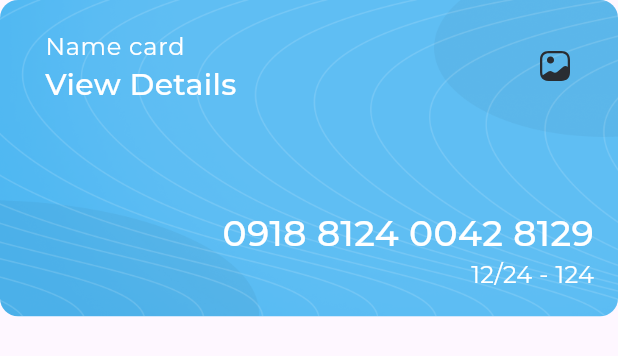
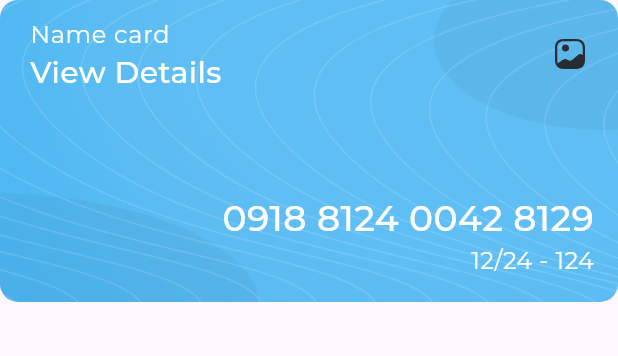
Before and after one commit to 01005837408/responsive_dashboard, a Flutter app: the MyCard widget shown alone on an empty page, opened directly, on a phone screen of 412 x 824 dp. Shown: the top 356 px of the screen. Run offline on Flutter 3.47's test engine with Material 3 defaults, Android fonts, the phone set to English and light mode, and no system bars; our stand-ins replace expandable_page_view, fl_chart, flutter_svg, gap.

Commit message:
fixed some problem related text size

```diff
--- a/lib/utils/styles.dart
+++ b/lib/utils/styles.dart
@@ -1,64 +1,67 @@
 import 'package:flutter/material.dart';
+import 'package:responsive_dashboard/utils/commom_widget/func_get_text_responsive_without_context.dart';
 
 abstract class AppStyles {
-  static const TextStyle styleRegular16 = TextStyle(
-    fontSize: 16,
+  static TextStyle styleRegular16 = TextStyle(
+    fontSize: getTextResponsive(fontSize: 16),
     fontWeight: FontWeight.w400,
-    color:Color(0xFF064060),
+    color: Color(0xFF064060),
     fontFamily: "Montserrat",
   );
-   static const TextStyle styleBold16 = TextStyle(
-    fontSize: 16,
+  static TextStyle styleBold16 = TextStyle(
+    fontSize: getTextResponsive(fontSize: 16),
     fontWeight: FontWeight.w700,
-    color:Color(0xFF4EB7F2),
+    color: Color(0xFF4EB7F2),
     fontFamily: "Montserrat",
   );
-   static const TextStyle styleMedium16 = TextStyle(
-    fontSize: 16,
+  static TextStyle styleMedium16 = TextStyle(
+    fontSize: getTextResponsive(fontSize: 16),
     fontWeight: FontWeight.w500,
-    color:Color(0xFF064061),
+    color: Color(0xFF064061),
     fontFamily: "Montserrat",
   );
-  static const TextStyle styleMedium20 = TextStyle(
-    fontSize: 20,
+  static TextStyle styleMedium20 = TextStyle(
+    fontSize: getTextResponsive(fontSize: 20),
     fontWeight: FontWeight.w500,
-    color:Color(0xFFFFFFFF),
+    color: Color(0xFFFFFFFF),
     fontFamily: "Montserrat",
   );
-   static const TextStyle styleSemiBold16 = TextStyle(
-    fontSize: 16,
+  static TextStyle styleSemiBold16 = TextStyle(
+    fontSize: getTextResponsive(fontSize: 16),
     fontWeight: FontWeight.w600,
-    color:Color(0xFF064060),
+    color: Color(0xFF064060),
     fontFamily: "Montserrat",
   );
-    static const TextStyle styleSemiBold20 = TextStyle(
-    fontSize: 20,
+  static TextStyle styleSemiBold20 = TextStyle(
+    fontSize: getTextResponsive(
+      fontSize: 20,
+    ),
     fontWeight: FontWeight.w600,
-    color:Color(0xFF064060),
+    color: Color(0xFF064060),
     fontFamily: "Montserrat",
   );
-     static const TextStyle styleRegular12 = TextStyle(
-    fontSize: 12,
+  static TextStyle styleRegular12 = TextStyle(
+    fontSize: getTextResponsive(fontSize: 12),
     fontWeight: FontWeight.w400,
-    color:Color(0xFFAAAAAA),
+    color: Color(0xFFAAAAAA),
     fontFamily: "Montserrat",
   );
-    static const TextStyle styleSemiBold24 = TextStyle(
-    fontSize: 24,
+  static TextStyle styleSemiBold24 = TextStyle(
+    fontSize: getTextResponsive(fontSize: 24),
     fontWeight: FontWeight.w600,
-    color:Color(0xFF4EB7F2),
+    color: Color(0xFF4EB7F2),
     fontFamily: "Montserrat",
   );
-    static const TextStyle styleRegular14 = TextStyle(
-    fontSize: 14,
+  static TextStyle styleRegular14 = TextStyle(
+    fontSize: getTextResponsive(fontSize: 14),
     fontWeight: FontWeight.w400,
-    color:Color(0xFFAAAAAA),
+    color: Color(0xFFAAAAAA),
     fontFamily: "Montserrat",
   );
-   static const TextStyle styleSemiBold18 = TextStyle(
-    fontSize: 18,
+  static TextStyle styleSemiBold18 = TextStyle(
+    fontSize: getTextResponsive(fontSize: 18),
     fontWeight: FontWeight.w600,
-    color:Color(0xFFFFFFFF),
+    color: Color(0xFFFFFFFF),
     fontFamily: "Montserrat",
   );
 }
--- a/lib/widget/adaptive_layout_widget.dart
+++ b/lib/widget/adaptive_layout_widget.dart
@@ -6,6 +6,8 @@ final WidgetBuilder mobileLayout , tabletLayout, desktopLayout;
 
   @override
   Widget build(BuildContext context) {
+    double width = MediaQuery.of(context).size.width;
+    print("AdaptiveLayout width: $width");
     return LayoutBuilder(builder: (context, constraints) {
       if (constraints.maxWidth < 700) {
         return mobileLayout(context);
--- a/lib/widget/latest_transaction.dart
+++ b/lib/widget/latest_transaction.dart
@@ -8,7 +8,7 @@ class LatestTransaction extends StatelessWidget {
 
   @override
   Widget build(BuildContext context) {
-    return const Column(
+    return   Column(
       crossAxisAlignment: CrossAxisAlignment.start,
       children: [
         Text("Latest Transaction", style: AppStyles.styleMedium16,),
--- a/lib/widget/my_card.dart
+++ b/lib/widget/my_card.dart
@@ -9,7 +9,7 @@ class MyCard extends StatelessWidget {
   @override
   Widget build(BuildContext context) {
     return  AspectRatio(
-      aspectRatio: 420/215, // width / height
+      aspectRatio: 440/215, // width / height
       child: Container(
         decoration: BoxDecoration(
           color: Color(0xff4EB7F2),
@@ -24,7 +24,7 @@ class MyCard extends StatelessWidget {
 
         children: [
           ListTile(
-            contentPadding: EdgeInsets.only(left: 30, right: 30, top: 8),
+            contentPadding: EdgeInsets.only(left: 20, right: 20, top: 0),
             title: Text("Name card", style: AppStyles.styleRegular16.copyWith(color: Colors.white),),
             subtitle: Text("View Details", style: AppStyles.styleMedium20,),
             trailing: SvgPicture.asset(Assets.assetsImagesGallery)
@@ -39,8 +39,12 @@ class MyCard extends StatelessWidget {
                   mainAxisAlignment: MainAxisAlignment.end,
                   //mainAxisAlignment: MainAxisAlignment.end,
                   children: [
-                    Text("0918 8124 0042 8129", style:AppStyles.styleSemiBold24.copyWith(color: Colors.white),),
-                    Text("12/24 - 124", style: AppStyles.styleRegular16.copyWith(color: Colors.white),),
+                    FittedBox(
+                      fit: BoxFit.scaleDown,
+                      child: Text("0918 8124 0042 8129", style:AppStyles.styleSemiBold24.copyWith(color: Colors.white, ),)),
+                    FittedBox(
+                      fit: BoxFit.scaleDown,
+                      child: Text("12/24 - 124", style: AppStyles.styleRegular16.copyWith(color: Colors.white),)),
                   ],
                 ),
               ),
--- a/lib/widget/transaction_history_header.dart
+++ b/lib/widget/transaction_history_header.dart
@@ -8,15 +8,19 @@ class TransactionHistoryHeader extends StatelessWidget {
 
   @override
   Widget build(BuildContext context) {
-    return Row(
+    return FittedBox(
+      fit: BoxFit.scaleDown,
+      child: Row(
         mainAxisAlignment: MainAxisAlignment.spaceBetween,
         children: [
           Text('Transaction History',style: AppStyles.styleSemiBold20,),
+          SizedBox(width: 20,),
           Padding(
             padding: const EdgeInsets.only(right: 20.0, ),
             child: Text('See all',style: AppStyles.styleMedium16.copyWith(color: Color(0xff4EB7F2)),),
           )
         ],
+      ),
     );
   }
 }
```
Also changed, not shown: lib/utils/commom_widget/func_get_text_responsive.dart (added, +29 -0 lines), lib/utils/commom_widget/func_get_text_responsive_without_context.dart (added, +29 -0 lines). Lines whose indentation alone changed are shown as unchanged.
